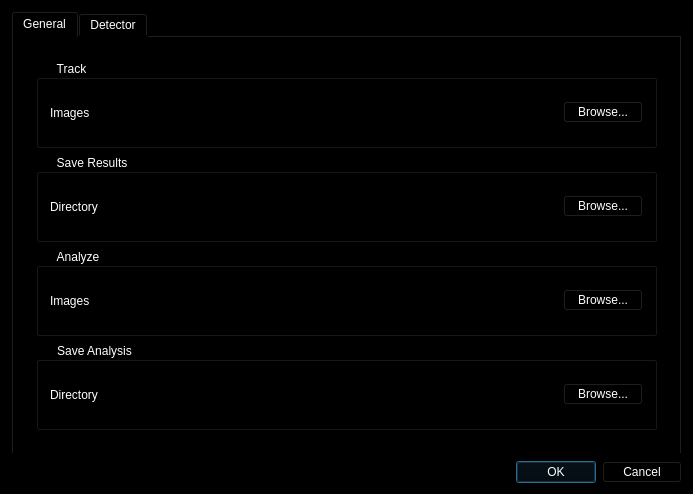
Above: TLD/src/tld/qtld/ConfigDialog.ui from anshulsamar/simba before the change. Below: the same form after it.
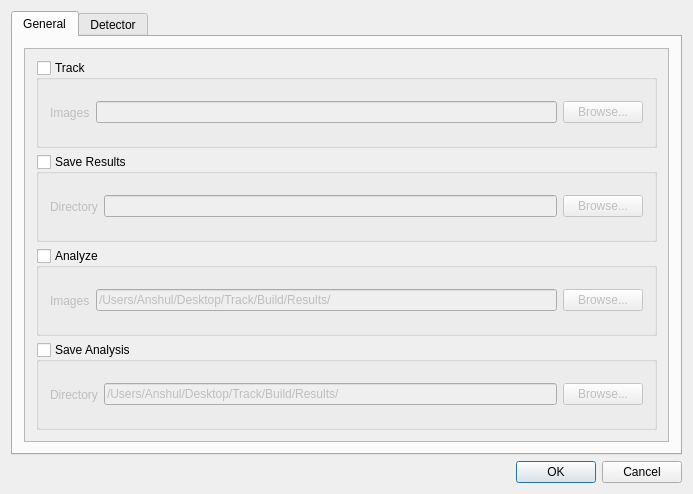
That is the form after the change.

Diff of the .ui file:
```diff
--- a/TLD/src/tld/qtld/ConfigDialog.ui
+++ b/TLD/src/tld/qtld/ConfigDialog.ui
@@ -14,8 +14,7 @@
    <string>Track Learn Detect</string>
   </property>
   <property name="styleSheet">
-   <string notr="true">color: white;
-background-color: black;</string>
+   <string notr="true">font: 14pt &quot;Source Sans Pro&quot;;</string>
   </property>
   <property name="sizeGripEnabled">
    <bool>false</bool>
@@ -54,6 +53,9 @@
           <layout class="QVBoxLayout" name="verticalLayout_4">
            <item>
             <widget class="QGroupBox" name="loadTrackImages">
+             <property name="styleSheet">
+              <string notr="true"/>
+             </property>
              <property name="title">
               <string>Track</string>
              </property>
@@ -144,7 +146,11 @@
                </widget>
               </item>
               <item>
-               <widget class="QLineEdit" name="analyzeImagesPath"/>
+               <widget class="QLineEdit" name="analysisImagesPath">
+                <property name="text">
+                 <string>/Users/Anshul/Desktop/Track/Build/Results/</string>
+                </property>
+               </widget>
               </item>
               <item>
                <widget class="QPushButton" name="pushButton_loadAnalyzeImages">
@@ -178,7 +184,7 @@
               <item>
                <widget class="QLineEdit" name="saveAnalysisDirectory">
                 <property name="text">
-                 <string/>
+                 <string>/Users/Anshul/Desktop/Track/Build/Results/</string>
                 </property>
                </widget>
               </item>
@@ -634,6 +640,9 @@
    </item>
    <item>
     <widget class="QDialogButtonBox" name="buttonBox">
+     <property name="styleSheet">
+      <string notr="true"/>
+     </property>
      <property name="standardButtons">
       <set>QDialogButtonBox::Cancel|QDialogButtonBox::Ok</set>
      </property>
```
Left out of the diff: 17 changed lines with no effect on the pictures.
